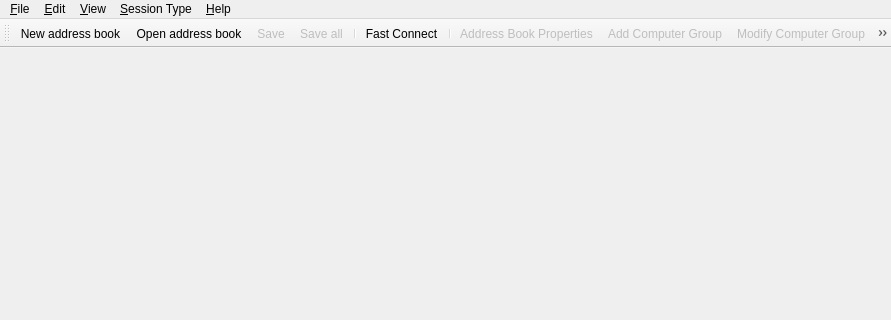
The window that source/console/main_window.ui (dchapyshev/aspia) describes before a commit, drawn with Qt 5; both pictures show x 0 to 891 and y 0 to 320 of the 891 by 613 pixel window.
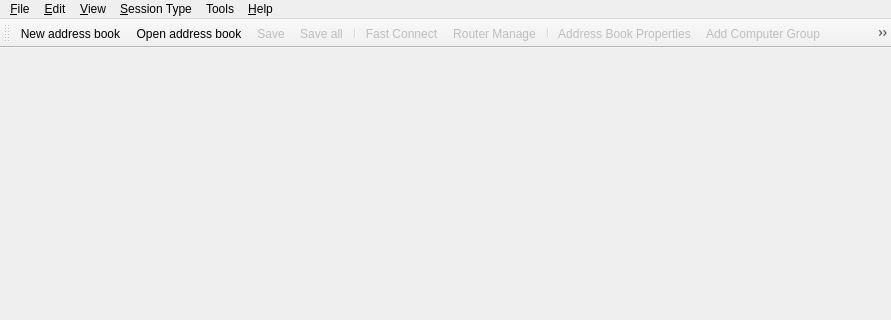
The same window after the commit. Icons and pictures are not drawn. Custom widgets are drawn as their Qt base class.

Commit message: Reworked fast connections in the console.

What changed in the file:
```diff
--- a/source/console/main_window.ui
+++ b/source/console/main_window.ui
@@ -136,10 +136,18 @@
     <addaction name="action_show_tray_icon"/>
     <addaction name="action_minimize_to_tray"/>
    </widget>
+   <widget class="QMenu" name="menuTools">
+    <property name="title">
+     <string>Tools</string>
+    </property>
+    <addaction name="action_fast_connect"/>
+    <addaction name="action_router_manage"/>
+   </widget>
    <addaction name="menu_file"/>
    <addaction name="menu_edit"/>
    <addaction name="menu_view"/>
    <addaction name="menu_session_type"/>
+   <addaction name="menuTools"/>
    <addaction name="menu_help"/>
   </widget>
   <widget class="console::StatusBar" name="status_bar"/>
@@ -165,6 +173,7 @@
    <addaction name="action_save_all"/>
    <addaction name="separator"/>
    <addaction name="action_fast_connect"/>
+   <addaction name="action_router_manage"/>
    <addaction name="separator"/>
    <addaction name="action_address_book_properties"/>
    <addaction name="action_add_computer_group"/>
@@ -455,12 +464,15 @@
    </property>
   </action>
   <action name="action_fast_connect">
+   <property name="enabled">
+    <bool>false</bool>
+   </property>
    <property name="icon">
     <iconset resource="resources/console.qrc">
      <normaloff>:/img/plug-disconnect.png</normaloff>:/img/plug-disconnect.png</iconset>
    </property>
    <property name="text">
-    <string>Fast Connect...</string>
+    <string>Fast Connect</string>
    </property>
   </action>
   <action name="action_show_tray_icon">
@@ -548,6 +560,18 @@
     <string>Copy Computer</string>
    </property>
   </action>
+  <action name="action_router_manage">
+   <property name="enabled">
+    <bool>false</bool>
+   </property>
+   <property name="icon">
+    <iconset resource="resources/console.qrc">
+     <normaloff>:/img/server.png</normaloff>:/img/server.png</iconset>
+   </property>
+   <property name="text">
+    <string>Router Manage</string>
+   </property>
+  </action>
  </widget>
  <layoutdefault spacing="6" margin="11"/>
  <customwidgets>
```
Left out of the diff: 28 changed lines with no effect on the pictures. The commit also changes 44 other files.
